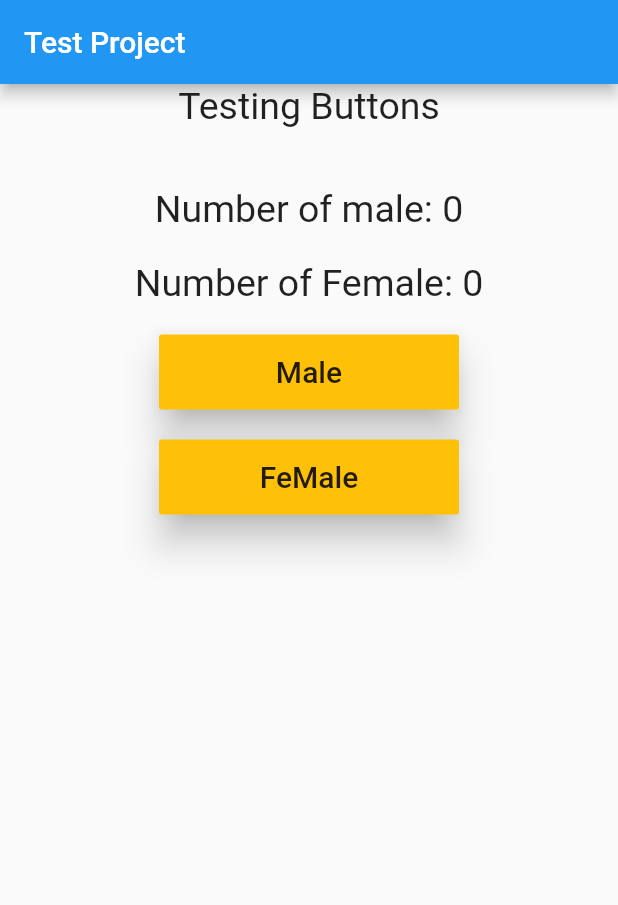
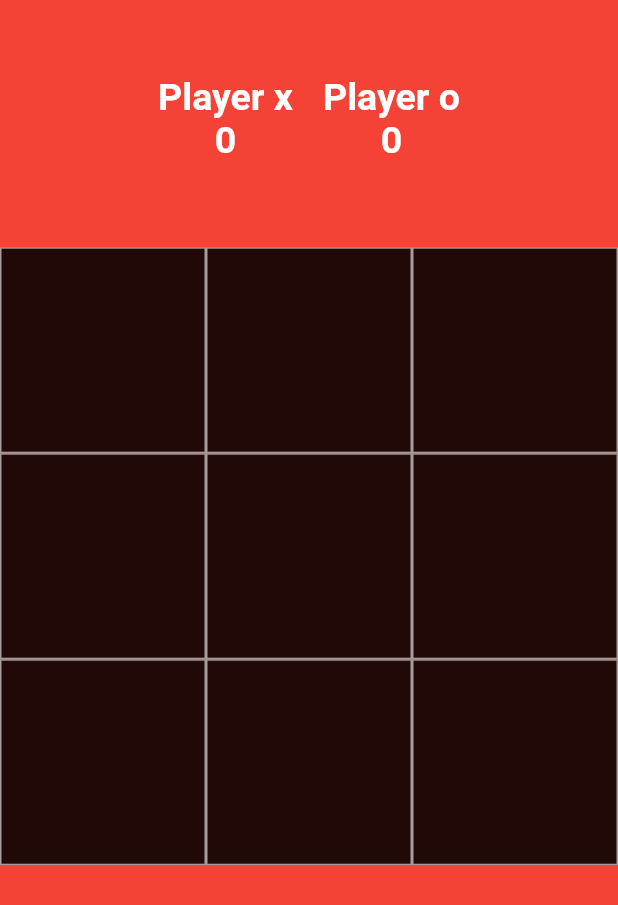
Before and after one commit to shazzadshojol/flutter-apps, a Flutter app: the screen it shows after launch, on a phone screen of 412 x 824 dp. Shown: the top 905 px of the screen. Run offline on Flutter 3.47's test engine with Material 2 defaults, Android fonts, the light colour scheme and no system bars; our stand-ins replace google_fonts.

Commit message:
Main Commit

```diff
--- a/tic_tac_tow_game/lib/main.dart
+++ b/tic_tac_tow_game/lib/main.dart
@@ -1,108 +1,208 @@
 import 'package:flutter/material.dart';
 
 void main() {
-  runApp(TestApp());
+  runApp(TicTacTow());
 }
 
-class TestApp extends StatelessWidget {
-  const TestApp({super.key});
+class TicTacTow extends StatefulWidget {
+  const TicTacTow({super.key});
 
+  @override
+  State<TicTacTow> createState() => _TicTacTowState();
+}
+
+class _TicTacTowState extends State<TicTacTow> {
   @override
   Widget build(BuildContext context) {
     return MaterialApp(
-      home: Scaffold(
-        appBar: AppBar(
-          title: Text('Test Project'),
-        ),
-        body: TestAppHome(),
-      ),
+      debugShowCheckedModeBanner: false,
+      home: HomePage(),
     );
   }
 }
 
-class TestAppHome extends StatelessWidget {
-  const TestAppHome({super.key});
+class HomePage extends StatefulWidget {
+  const HomePage({super.key});
+
+  @override
+  State<HomePage> createState() => _HomePageState();
+}
+
+class _HomePageState extends State<HomePage> {
+  bool firstMove = true;
+  List<String> displeyEx0h = [
+    '',
+    '',
+    '',
+    '',
+    '',
+    '',
+    '',
+    '',
+    '',
+  ];
+
+  var oScore = 0;
+  var xScore = 0;
+  var textStyle =
+      TextStyle(color: Colors.white, fontSize: 25, fontWeight: FontWeight.bold);
 
   @override
   Widget build(BuildContext context) {
-    return Center(
-      child: Container(
-        child: Column(
-          children: [
-            Text('Testing Buttons', style: TextStyle(fontSize: 25)),
-            SizedBox(height: 40),
-            Buttons()
-          ],
-        ),
+    return Scaffold(
+      backgroundColor: Colors.red,
+      body: Column(
+        children: [
+          Expanded(
+              child: Container(
+                  padding: EdgeInsets.all(50),
+                  color: Colors.red,
+                  child: Row(
+                    mainAxisAlignment: MainAxisAlignment.center,
+                    crossAxisAlignment: CrossAxisAlignment.center,
+                    children: [
+                      Column(
+                        children: [
+                          Text('Player x', style: textStyle),
+                          Text(oScore.toString(), style: textStyle),
+                        ],
+                      ),
+                      SizedBox(
+                        width: 20,
+                      ),
+                      Column(
+                        children: [
+                          Text('Player o', style: textStyle),
+                          Text(xScore.toString(), style: textStyle),
+                        ],
+                      ),
+                    ],
+                  ))),
+          Expanded(
+            flex: 3,
+            child: GridView.builder(
+                itemCount: 9,
+                gridDelegate: SliverGridDelegateWithFixedCrossAxisCount(
+                    crossAxisCount: 3),
+                itemBuilder: (BuildContext context, int index) {
+                  return GestureDetector(
+                    onTap: () {
+                      _tapped(index);
+                    },
+                    child: Container(
+                      decoration: BoxDecoration(
+                          color: Colors.black87,
+                          border: Border.all(color: Colors.white60)),
+                      child: Center(
+                        child: Text(
+                          displeyEx0h[index],
+                          style: TextStyle(color: Colors.white, fontSize: 40),
+                        ),
+                      ),
+                    ),
+                  );
+                }),
+          ),
+          Expanded(
+              child: Container(
+            color: Colors.red,
+          ))
+        ],
       ),
     );
   }
-}
 
-class Buttons extends StatefulWidget {
-  const Buttons({super.key});
+  void _tapped(int index) {
+    if (firstMove && displeyEx0h[0] == '') {
+      displeyEx0h[index] = 'o';
+    } else if (!firstMove && displeyEx0h[0] == '') {
+      displeyEx0h[index] = 'x';
+    }
+    firstMove = !firstMove;
+    _checkWinner();
+    setState(() {});
+  }
 
-  @override
-  State<Buttons> createState() => _ButtonsState();
-}
+  void _checkWinner() {
+    // 1st row winner
+    if (displeyEx0h[0] == displeyEx0h[1] &&
+        displeyEx0h[0] == displeyEx0h[2] &&
+        displeyEx0h[0] != '') {
+      _showWinDialog(displeyEx0h[0]);
+    }
+    // 2nd row winner
+    if (displeyEx0h[3] == displeyEx0h[4] &&
+        displeyEx0h[3] == displeyEx0h[5] &&
+        displeyEx0h[3] != '') {
+      _showWinDialog(displeyEx0h[3]);
+    }
+    // 3nd row winner
+    if (displeyEx0h[6] == displeyEx0h[7] &&
+        displeyEx0h[6] == displeyEx0h[8] &&
+        displeyEx0h[6] != '') {
+      _showWinDialog(displeyEx0h[6]);
+    }
+    // 1st column winner
+    if (displeyEx0h[0] == displeyEx0h[3] &&
+        displeyEx0h[0] == displeyEx0h[6] &&
+        displeyEx0h[0] != '') {
+      _showWinDialog(displeyEx0h[0]);
+    }
+    // 2nd column winner
+    if (displeyEx0h[1] == displeyEx0h[4] &&
+        displeyEx0h[1] == displeyEx0h[7] &&
+        displeyEx0h[1] != '') {
+      _showWinDialog(displeyEx0h[1]);
+    }
+    // 3rd column winner
+    if (displeyEx0h[2] == displeyEx0h[5] &&
+        displeyEx0h[2] == displeyEx0h[8] &&
+        displeyEx0h[2] != '') {
+      _showWinDialog(displeyEx0h[2]);
+    }
+    // cross left to right
+    if (displeyEx0h[0] == displeyEx0h[4] &&
+        displeyEx0h[0] == displeyEx0h[8] &&
+        displeyEx0h[0] != '') {
+      _showWinDialog(displeyEx0h[0]);
+    }
+    // cross right to left
+    if (displeyEx0h[2] == displeyEx0h[4] &&
+        displeyEx0h[2] == displeyEx0h[6] &&
+        displeyEx0h[2] != '') {
+      _showWinDialog(displeyEx0h[2]);
+    }
+  }
 
-class _ButtonsState extends State<Buttons> {
-  var nrOfmale = 0;
-  var nrofFemale = 0;
+  void _showWinDialog(var winner) {
+    showDialog(
+        barrierDismissible: false,
+        context: context,
+        builder: (BuildContext context) {
+          return AlertDialog(
+            title: Text('Winner is: ' + winner),
+            actions: [
+              ElevatedButton(
+                  onPressed: () {
+                    _clearBoard();
+                    Navigator.of(context).pop();
+                  },
+                  child: Text('Play Again'))
+            ],
+          );
+        });
+    if (winner == 'o') {
+      oScore++;
+    } else if (winner == 'x') {
+      xScore++;
+    }
+    _clearBoard();
+  }
 
-  @override
-  Widget build(BuildContext context) {
-    return Center(
-        child: Container(
-      child: Column(
-        children: [
-          Text(
-            'Number of male: $nrOfmale',
-            style: TextStyle(fontSize: 25),
-          ),
-          SizedBox(height: 20),
-          Text(
-            'Number of Female: $nrofFemale',
-            style: TextStyle(fontSize: 25),
-          ),
-          SizedBox(height: 20),
-          MaterialButton(
-            onPressed: () {
-              setState(() {
-                nrOfmale++;
-              });
-            },
-            child: Text(
-              'Male',
-              style: TextStyle(
-                fontSize: 20,
-              ),
-            ),
-            color: Colors.amber,
-            height: 50,
-            minWidth: 200,
-            elevation: 10,
-          ),
-          SizedBox(height: 20),
-          MaterialButton(
-            onPressed: () {
-              setState(() {
-                nrofFemale++;
-              });
-            },
-            child: Text(
-              'FeMale',
-              style: TextStyle(
-                fontSize: 20,
-              ),
-            ),
-            color: Colors.amber,
-            height: 50,
-            minWidth: 200,
-            elevation: 10,
-          ),
-        ],
-      ),
-    ));
+  void _clearBoard() {
+    for (int i = 0; i < 9; i++) {
+      displeyEx0h[i] = '';
+    }
+    setState(() {});
   }
 }
```
